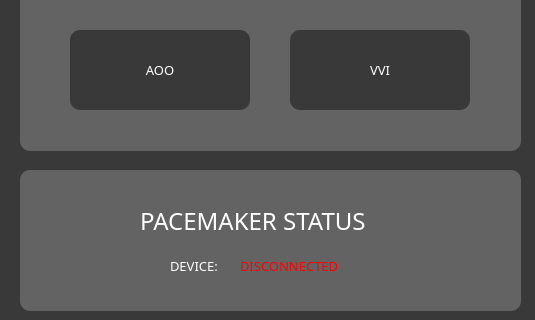
Above: dashboard.ui from shahm58/PaceMakerGroup37 before the change; both pictures show x 0 to 535 and y 280 to 600 of the 900 by 600 pixel window. Below: the same form after it.
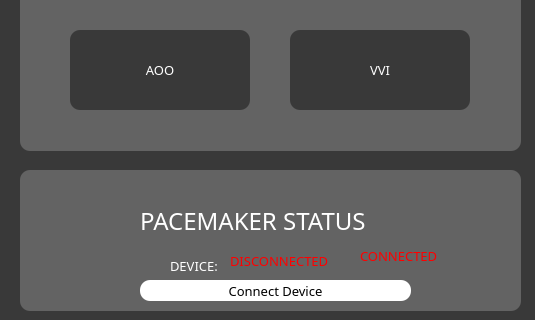
That is the form after the change.

Commit message: check if device is connected

```diff
--- a/dashboard.ui
+++ b/dashboard.ui
@@ -274,13 +274,13 @@
     <string>DEVICE:</string>
    </property>
   </widget>
-  <widget class="QLabel" name="label_5">
+  <widget class="QLabel" name="disconnected">
    <property name="geometry">
     <rect>
-     <x>240</x>
-     <y>520</y>
+     <x>230</x>
+     <y>530</y>
      <width>121</width>
-     <height>51</height>
+     <height>21</height>
     </rect>
    </property>
    <property name="font">
@@ -470,6 +470,55 @@
     <string>Feature currently unavailable</string>
    </property>
   </widget>
+  <widget class="QPushButton" name="connectbutton">
+   <property name="geometry">
+    <rect>
+     <x>140</x>
+     <y>560</y>
+     <width>271</width>
+     <height>21</height>
+    </rect>
+   </property>
+   <property name="font">
+    <font>
+     <family>Franklin Gothic Book</family>
+     <pointsize>10</pointsize>
+    </font>
+   </property>
+   <property name="styleSheet">
+    <string notr="true">background-color: rgb(255, 255, 255);
+border-radius: 10;</string>
+   </property>
+   <property name="text">
+    <string>Connect Device</string>
+   </property>
+  </widget>
+  <widget class="QLabel" name="checks">
+   <property name="geometry">
+    <rect>
+     <x>360</x>
+     <y>520</y>
+     <width>91</width>
+     <height>31</height>
+    </rect>
+   </property>
+   <property name="font">
+    <font>
+     <family>Franklin Gothic Book</family>
+     <pointsize>10</pointsize>
+    </font>
+   </property>
+   <property name="styleSheet">
+    <string notr="true">border: none;
+background: none;
+color: rgb(255, 0, 0)
+
+</string>
+   </property>
+   <property name="text">
+    <string>CONNECTED</string>
+   </property>
+  </widget>
   <zorder>graphicsView_5</zorder>
   <zorder>graphicsView_2</zorder>
   <zorder>graphicsView</zorder>
@@ -482,7 +531,7 @@
   <zorder>graphicsView_3</zorder>
   <zorder>label_3</zorder>
   <zorder>label_4</zorder>
-  <zorder>label_5</zorder>
+  <zorder>disconnected</zorder>
   <zorder>graphicsView_4</zorder>
   <zorder>logoutbutton</zorder>
   <zorder>serialverifybutton</zorder>
@@ -490,6 +539,8 @@
   <zorder>label_6</zorder>
   <zorder>label_7</zorder>
   <zorder>label_8</zorder>
+  <zorder>connectbutton</zorder>
+  <zorder>checks</zorder>
  </widget>
  <resources>
   <include location="heart.qrc"/>
```
The commit also changes 6 other files.
